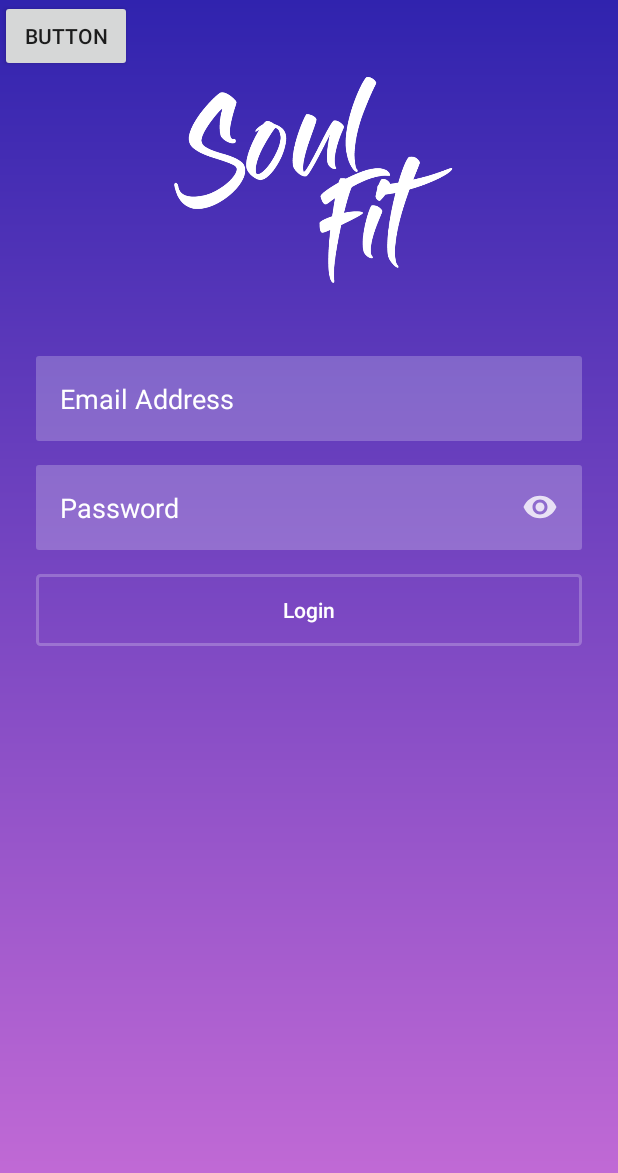
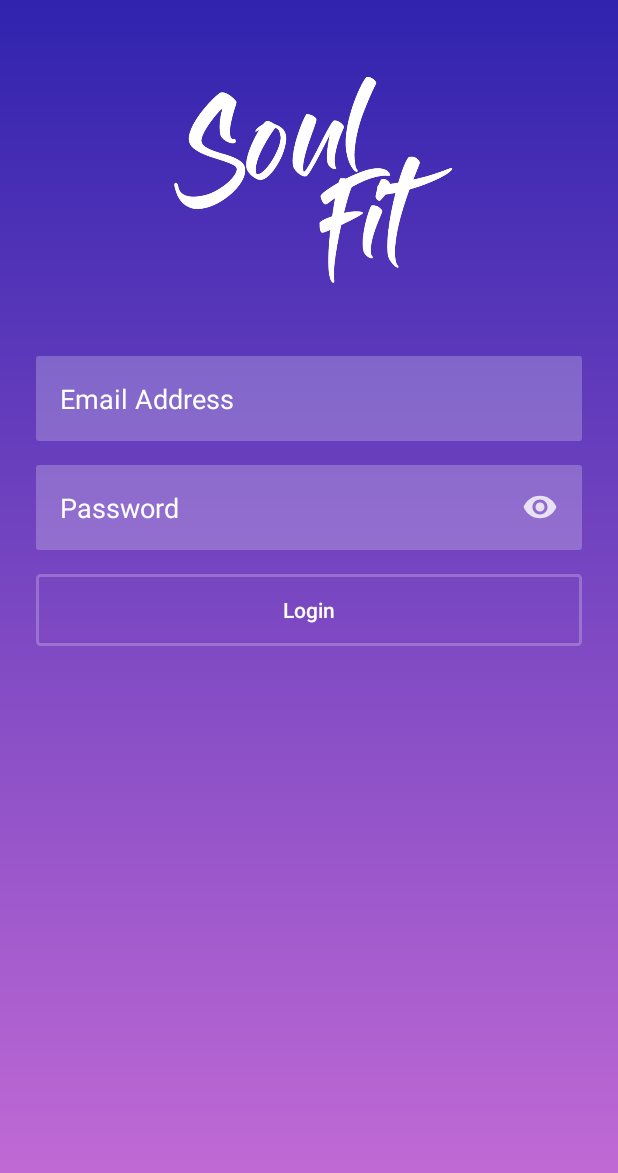
Before and after one commit to Dasunx/SoulFit, an Android app: the screen it shows after launch (MainActivity), on a phone screen of 412 x 824 dp. Shown: the top 1173 px of the screen. Run offline under Robolectric (Android 15) with nearby library versions, the phone set to English and light mode, and no system bars.

Commit message:
Initial Layout

```diff
--- a/app/src/main/res/layout/activity_main.xml
+++ b/app/src/main/res/layout/activity_main.xml
@@ -87,13 +87,5 @@
 
         />
 
-    <Button
-        android:id="@+id/button"
-        android:layout_width="wrap_content"
-        android:layout_height="wrap_content"
-        android:text="Button"
-        tools:layout_editor_absoluteX="170dp"
-        tools:layout_editor_absoluteY="562dp" />
-
 
 </android.support.constraint.ConstraintLayout>
```
